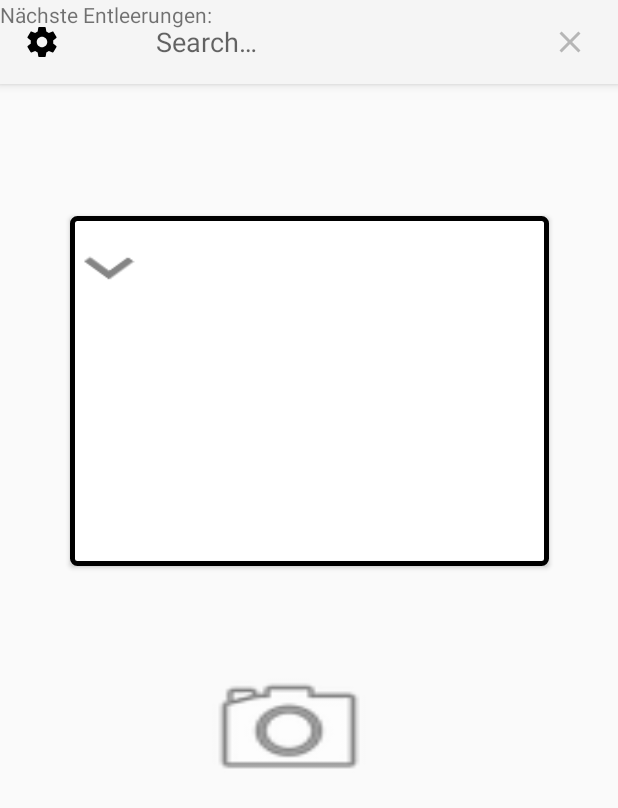
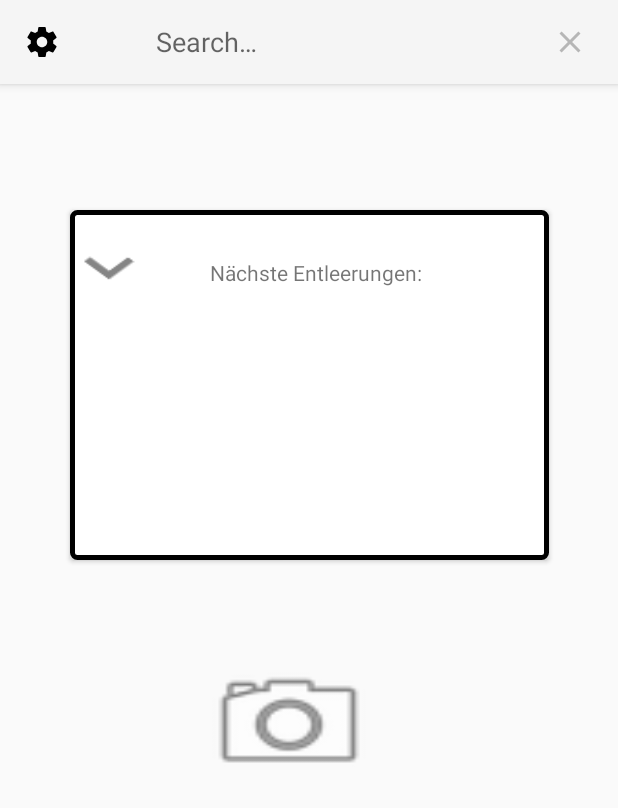
Before and after one commit to LWilm/lolroflxd12345678mobilelol, an Android app: the screen it shows after launch (MainActivity), after a tap on "Search", on a phone screen of 412 x 824 dp. Shown: the top 808 px of the screen. Run offline under Robolectric (Android 15) with nearby library versions, the phone set to English and light mode, and no system bars.

Commit message:
Nächste Entleerungen

```diff
--- a/app/src/main/res/layout/activity_main.xml
+++ b/app/src/main/res/layout/activity_main.xml
@@ -46,13 +46,24 @@
             android:id="@+id/button2"
             android:layout_width="319dp"
             android:layout_height="233dp"
-            android:layout_marginTop="88dp"
+            android:layout_marginTop="84dp"
             android:background="@drawable/button_border"
             android:gravity="top"
             app:layout_constraintEnd_toEndOf="parent"
             app:layout_constraintHorizontal_bias="0.507"
             app:layout_constraintStart_toStartOf="parent"
             app:layout_constraintTop_toBottomOf="@+id/toolbar" />
+
+        <TextView
+            android:id="@+id/textView"
+            android:layout_width="wrap_content"
+            android:layout_height="wrap_content"
+            android:layout_marginStart="140dp"
+            android:layout_marginTop="172dp"
+            android:text="Nächste Entleerungen:"
+            android:translationZ="100dp"
+            app:layout_constraintStart_toStartOf="parent"
+            app:layout_constraintTop_toTopOf="@+id/toolbar" />
 
         <Button
             android:id="@+id/button3"
@@ -73,15 +84,6 @@
             android:background="@drawable/ic_arrow_down"
             app:layout_constraintStart_toStartOf="parent"
             app:layout_constraintTop_toBottomOf="@+id/toolbar" />
-
-        <TextView
-            android:id="@+id/textView"
-            android:layout_width="wrap_content"
-            android:layout_height="wrap_content"
-            android:text="Nächste Entleerungen:"
-            android:translationZ="100dp"
-            tools:layout_editor_absoluteX="163dp"
-            tools:layout_editor_absoluteY="174dp" />
 
         <!--<android.support.v7.widget.Toolbar-->
             <!--android:id="@+id/toolbar"-->
```
